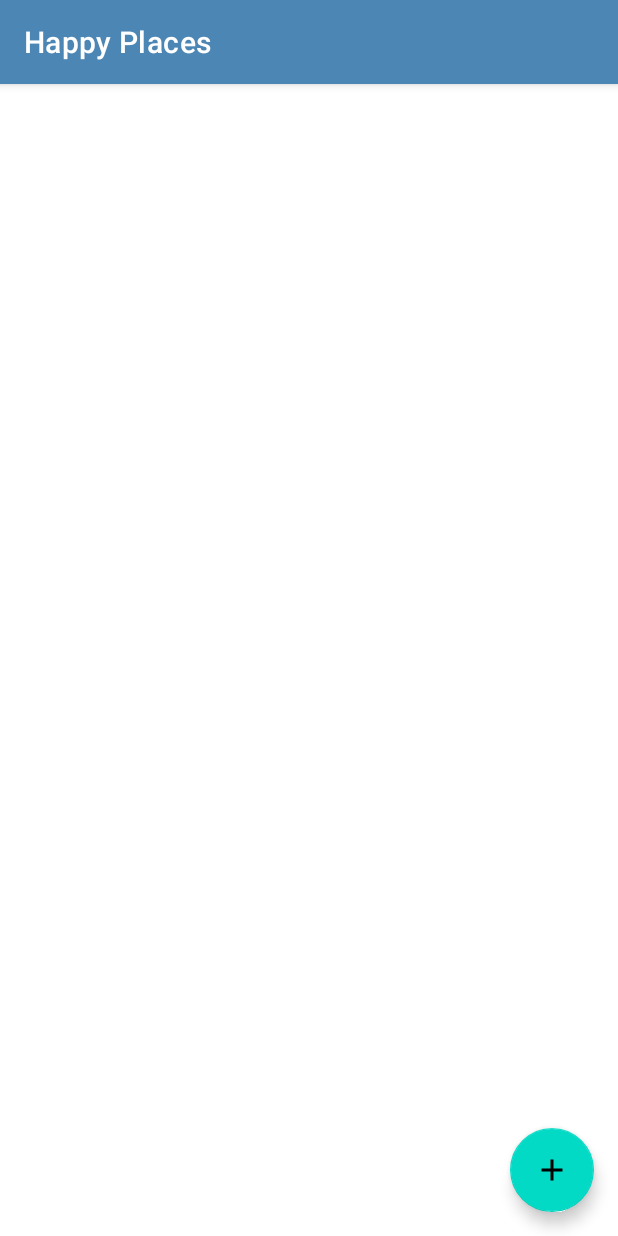
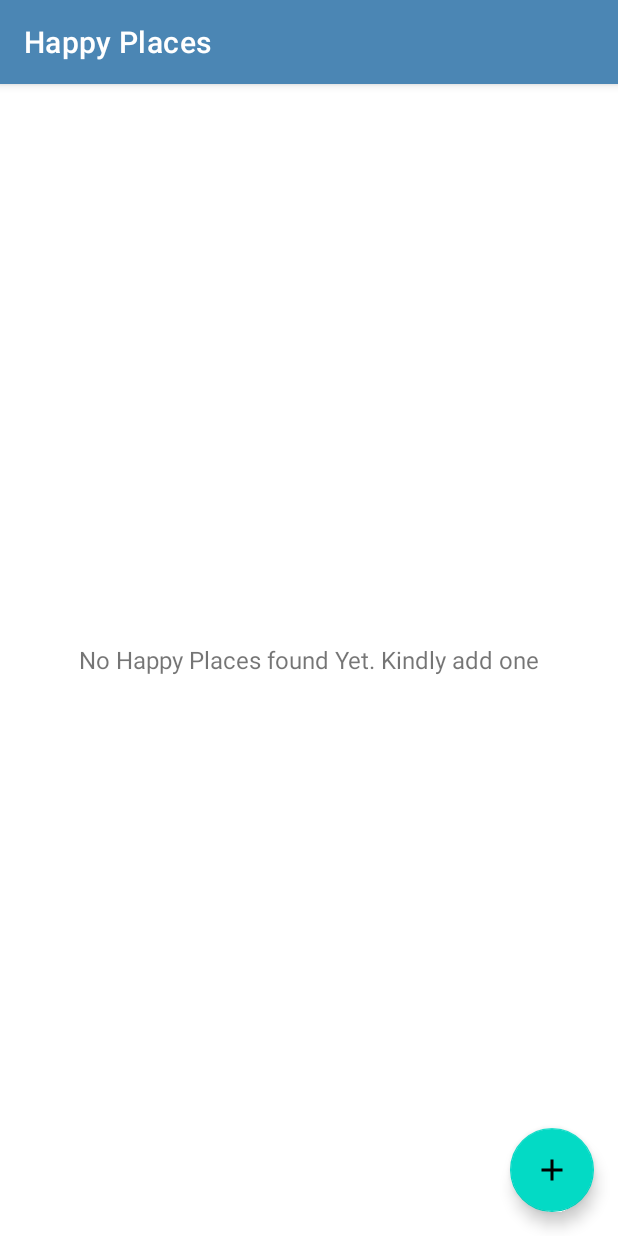
Before and after one commit to Uwi0/HappyPlaceApp6012021, an Android app: the screen it shows after launch (MainActivity), on a phone screen of 412 x 824 dp. Run offline under Robolectric (Android 15) with nearby library versions, the phone set to English and light mode, and no system bars.

Commit message:
membuat recyclerView

```diff
--- a/app/build.gradle
+++ b/app/build.gradle
@@ -45,4 +45,5 @@ dependencies {
 
     //third party library
     implementation 'com.karumi:dexter:6.0.1'
+    implementation 'de.hdodenhof:circleimageview:3.0.1'
 }
--- a/app/src/main/java/com/kakapo/happyplaces/activities/MainActivity.kt
+++ b/app/src/main/java/com/kakapo/happyplaces/activities/MainActivity.kt
@@ -4,21 +4,29 @@ import android.content.Intent
 import androidx.appcompat.app.AppCompatActivity
 import android.os.Bundle
 import android.util.Log
+import android.view.View
+import android.widget.TextView
+import androidx.recyclerview.widget.LinearLayoutManager
+import androidx.recyclerview.widget.RecyclerView
 import com.google.android.material.floatingactionbutton.FloatingActionButton
 import com.kakapo.happyplaces.R
+import com.kakapo.happyplaces.adapter.HappyPlaceAdapter
 import com.kakapo.happyplaces.database.DatabaseHandler
 import com.kakapo.happyplaces.model.HappyPlaceModel
 
 class MainActivity : AppCompatActivity() {
 
     private lateinit var fabAddHappyPlace: FloatingActionButton
+    private lateinit var rvHappyPlaceList: RecyclerView
+    private lateinit var tvNoRecordsAvailable: TextView
 
     override fun onCreate(savedInstanceState: Bundle?) {
         super.onCreate(savedInstanceState)
         setContentView(R.layout.activity_main)
 
         fabAddHappyPlace = findViewById(R.id.fab_add_happy_place)
-
+        rvHappyPlaceList = findViewById(R.id.rv_happy_place_list)
+        tvNoRecordsAvailable = findViewById(R.id.tv_no_record_available)
 
         fabAddHappyPlace.setOnClickListener {
             val intent = Intent(this, AddHappyPlaceActivity::class.java)
@@ -33,10 +41,24 @@ class MainActivity : AppCompatActivity() {
         val getHappyPlaceList: ArrayList<HappyPlaceModel> = dbHandler.getHappyPlaceList()
 
         if(getHappyPlaceList.size > 0){
-            for (i in getHappyPlaceList){
-                Log.e("Title", i.title)
-                Log.e("Description", i.description)
-            }
+
+            rvHappyPlaceList.visibility = View.VISIBLE
+            tvNoRecordsAvailable.visibility = View.GONE
+            setupHappyPlaceRecyclerView(getHappyPlaceList)
+
+        }else{
+
+            rvHappyPlaceList.visibility = View.GONE
+            tvNoRecordsAvailable.visibility = View.VISIBLE
+
         }
     }
+
+    private fun setupHappyPlaceRecyclerView(happyPlaceList: ArrayList<HappyPlaceModel>){
+        rvHappyPlaceList.layoutManager = LinearLayoutManager(this)
+        rvHappyPlaceList.setHasFixedSize(true)
+
+        val adapter = HappyPlaceAdapter(happyPlaceList)
+        rvHappyPlaceList.adapter = adapter
+    }
 }
--- a/app/src/main/res/layout/activity_main.xml
+++ b/app/src/main/res/layout/activity_main.xml
@@ -6,6 +6,23 @@
     android:layout_width="match_parent"
     android:layout_height="match_parent"
     tools:context=".activities.MainActivity">
+
+    <androidx.recyclerview.widget.RecyclerView
+        android:id="@+id/rv_happy_place_list"
+        android:layout_width="match_parent"
+        android:layout_height="match_parent"
+        android:visibility="gone"
+        tools:visibility="gone"/>
+
+    <TextView
+        android:id="@+id/tv_no_record_available"
+        android:layout_width="match_parent"
+        android:layout_height="match_parent"
+        android:gravity="center"
+        android:text="@string/note_text_no_happy_place_found_yet"
+        android:textSize="@dimen/no_record_availabel_text_size"
+        android:visibility="visible"
+        tools:visibility="visible"/>
 
     <com.google.android.material.floatingactionbutton.FloatingActionButton
         android:id="@+id/fab_add_happy_place"
--- a/app/src/main/res/values/colors.xml
+++ b/app/src/main/res/values/colors.xml
@@ -15,4 +15,7 @@
     <color name="secondary_text_color">#9AA2AF</color>
     <color name="button_background_color">#63ace5</color>
 
+    <color name="circular_image_border_color">#757575</color>
+    <color name="item_happy_place_description_text_color">#606060</color>
+
 </resources>
--- a/app/src/main/res/values/strings.xml
+++ b/app/src/main/res/values/strings.xml
@@ -7,4 +7,7 @@
     <string name="edit_text_hint_location">Location</string>
     <string name="text_add_image">ADD IMAGE</string>
     <string name="btn_text_save">SAVE</string>
+
+    <string name="note_text_no_happy_place_found_yet">No Happy Places found Yet. Kindly add one</string>
+    <string name="image_content_description">image</string>
 </resources>
```
Also changed, not shown: app/src/main/java/com/kakapo/happyplaces/adapter/HappyPlaceAdapter.kt (added, +48 -0 lines), app/src/main/res/layout/item_happy_place.xml (added, +65 -0 lines), app/src/main/res/values/dimens.xml (+12 -0 lines).
